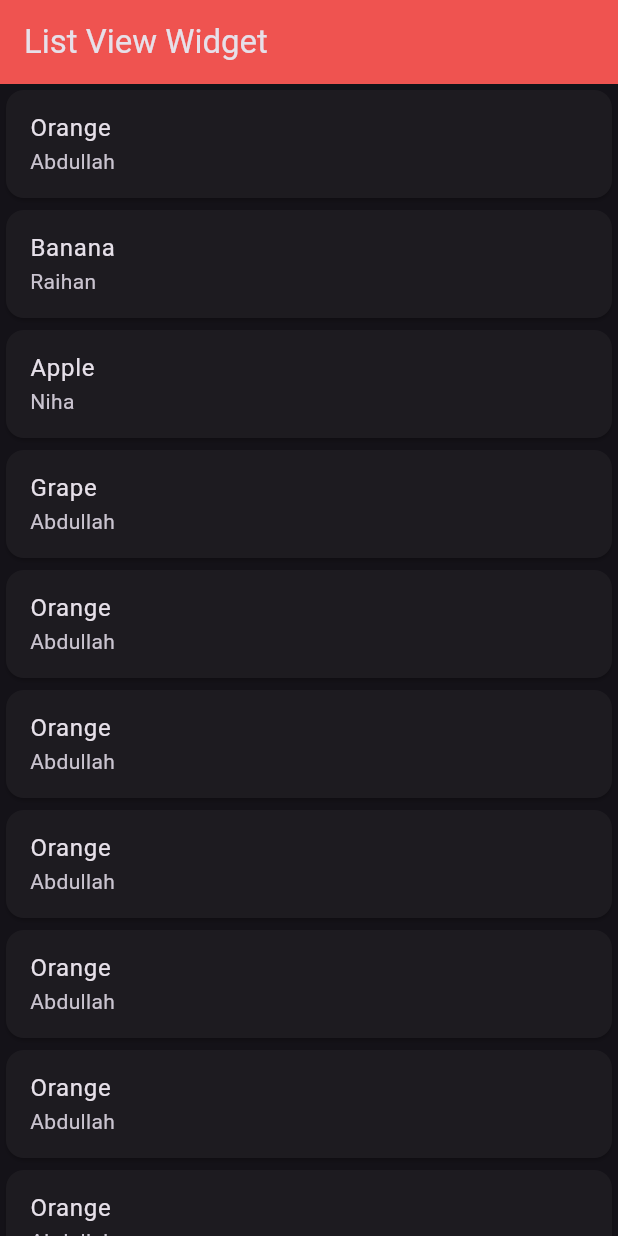
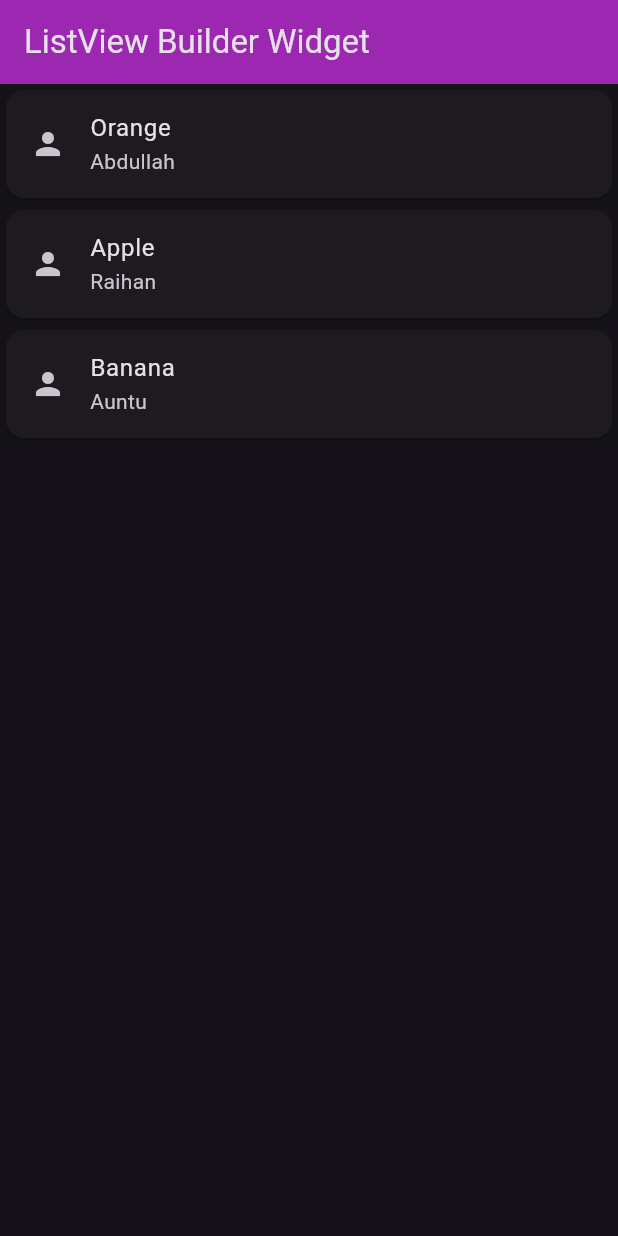
Before and after one commit to mahmud5658/flutter_resources, a Flutter app: the screen it shows after launch, on a phone screen of 412 x 824 dp. Run offline on Flutter 3.47's test engine with Material 3 defaults, Android fonts, the phone set to English and light mode, and no system bars.

Commit message:
list view builder

```diff
--- a/lib/main.dart
+++ b/lib/main.dart
@@ -1,6 +1,7 @@
 import 'package:flutter/material.dart';
+import 'package:flutter_resources/widgets/list_builder.dart';
 // import 'package:flutter_resources/widgets/elevated_button.dart';
-import 'package:flutter_resources/widgets/list_view.dart';
+// import 'package:flutter_resources/widgets/list_view.dart';
 // import 'package:flutter_resources/widgets/column.dart';
 // import 'package:flutter_resources/widgets/text_button.dart';
 // import 'package:flutter_resources/widgets/container.dart';
@@ -25,7 +26,7 @@ class MyApp extends StatelessWidget {
         appBarTheme: const AppBarTheme(backgroundColor: Colors.purple),
         brightness: Brightness.dark,
       ),
-      home: const ListViewWidget(),
+      home:  const ListBuilderW(),
     );
   }
 }
--- /dev/null
+++ b/lib/widgets/list_builder.dart
@@ -0,0 +1,42 @@
+import 'package:flutter/material.dart';
+
+class ListBuilderW extends StatelessWidget {
+  const ListBuilderW({super.key});
+
+  @override
+  Widget build(BuildContext context) {
+    // List<String> name = [
+    //   'Abdullah',
+    //   'Raihan',
+    //   'Moinul',
+    //   'Bappy',
+    //   'Shuvo',
+    //   'Rakib'
+    // ];
+
+    Map fruits = {
+      'fruits': ['Orange', 'Apple', 'Banana'],
+      'name': ['Abdullah', 'Raihan', 'Auntu'],
+    };
+    return Scaffold(
+      appBar: AppBar(
+        title: const Text('ListView Builder Widget'),
+      ),
+      body: ListView.builder(
+        itemCount: fruits.length + 1,
+        itemBuilder: (context, index) {
+          return Card(
+            child: ListTile(
+              onTap: () {
+                print(fruits['fruits'][index]);
+              },
+              leading: const Icon(Icons.person),
+              title: Text(fruits['fruits'][index]),
+              subtitle: Text(fruits['name'][index]),
+            ),
+          );
+        },
+      ),
+    );
+  }
+}
```
